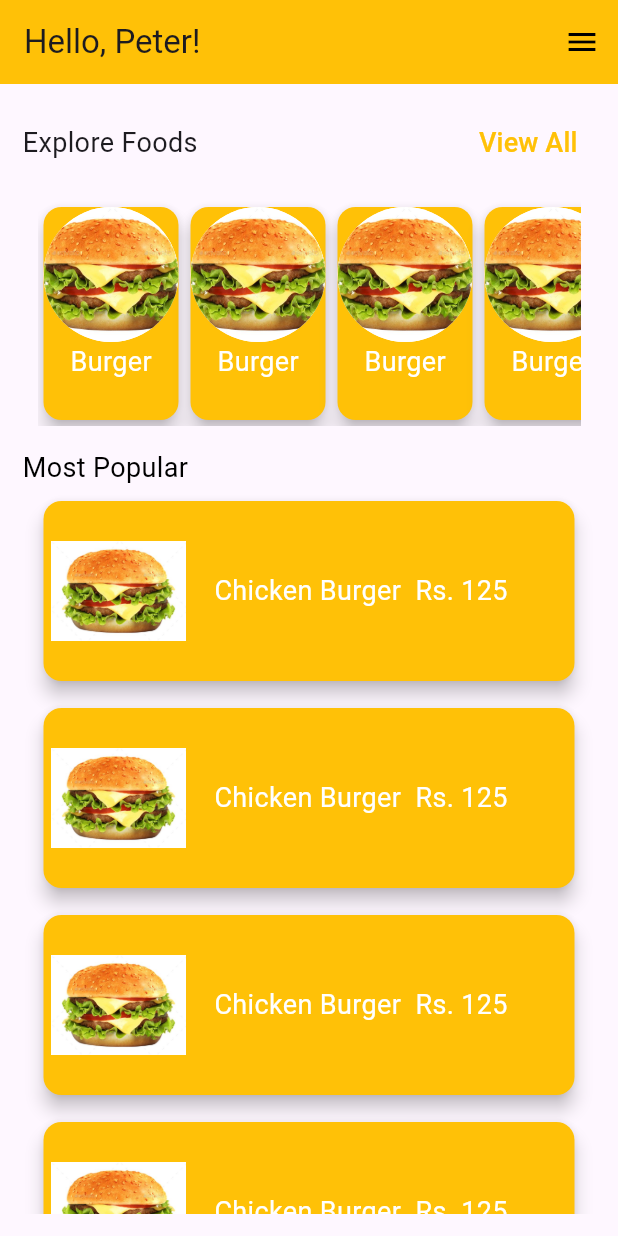
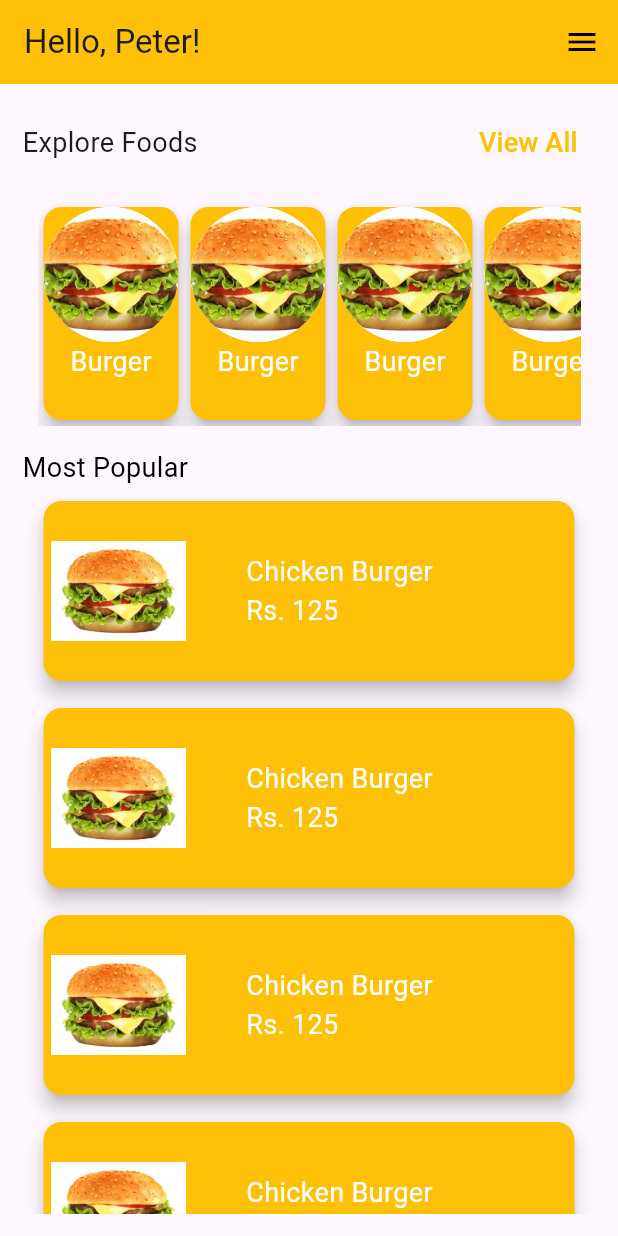
Before and after one commit to Teshan2000/Food-Delivery-App, a Flutter app: the screen it shows after launch, on a phone screen of 412 x 824 dp. Run offline on Flutter 3.47's test engine with Material 3 defaults, Android fonts, the phone set to English and light mode, and no system bars.

Commit message:
Food Details Page
Food details page was created.

```diff
--- a/food_delivery_app/lib/components/foodCard.dart
+++ b/food_delivery_app/lib/components/foodCard.dart
@@ -1,4 +1,5 @@
 import 'package:flutter/material.dart';
+import 'package:food_delivery_app/screens/foodDetails.dart';
 
 class FoodCard extends StatelessWidget {
   const FoodCard({super.key});
@@ -10,6 +11,7 @@ class FoodCard extends StatelessWidget {
         horizontal: 10,
         vertical: 5,
       ),
+      child: GestureDetector(
         child: Card(
           elevation: 5,
           color: Colors.amber,
@@ -25,26 +27,39 @@ class FoodCard extends StatelessWidget {
                       width: 90,
                       height: 90,
                     ),
-                  const Text(
-                    "    Chicken Burger",
+                    const SizedBox(width: 40),
+                    const Column(
+                      mainAxisAlignment: MainAxisAlignment.start,
+                      crossAxisAlignment: CrossAxisAlignment.start,
+                      children: <Widget>[
+                        Text(
+                        "Chicken Burger",
                         style: TextStyle(
                           color: Colors.white,
                           fontSize: 18,
                         ),
                       ),
-                  const Text(
-                    "  Rs. 125",
+                      Text(
+                        "Rs. 125",
                         style: TextStyle(
                           color: Colors.white,
                           fontSize: 18,
                         ),
                       )
+                      ]
+
+                    )
+
                   ],
                 ),
               ),
             ],
           ),
         ),
+        onTap: () {
+          Navigator.push(context, MaterialPageRoute(builder: (context) => const FoodDetails()),);
+        },
+      ),
     );
   }
 }
```
Also changed, not shown: food_delivery_app/lib/screens/foodDetails.dart (added, +87 -0 lines). Lines whose indentation alone changed are shown as unchanged.
